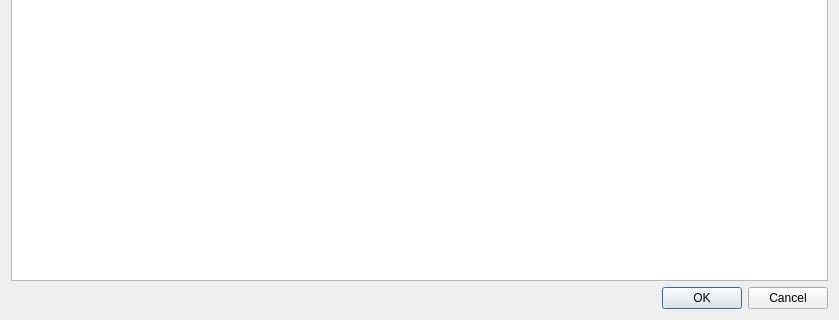
This is forms/dlgtrains.ui in eugene-pa/armdncqt as Qt 5 draws it before an edit; both pictures show x 0 to 839 and y 171 to 491 of the 839 by 491 pixel window. The edited form follows.
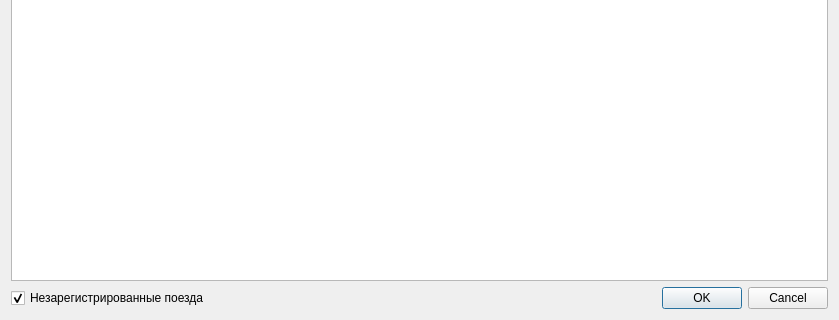
This is the edited form.

Diff of the .ui file:
```diff
--- a/forms/dlgtrains.ui
+++ b/forms/dlgtrains.ui
@@ -18,6 +18,18 @@
     <widget class="QTableWidget" name="tableTrains"/>
    </item>
    <item>
+    <layout class="QHBoxLayout" name="horizontalLayout">
+     <item>
+      <widget class="QCheckBox" name="checkBox">
+       <property name="text">
+        <string>Незарегистрированные поезда</string>
+       </property>
+       <property name="checked">
+        <bool>true</bool>
+       </property>
+      </widget>
+     </item>
+     <item>
     <widget class="QDialogButtonBox" name="buttonBox">
      <property name="orientation">
       <enum>Qt::Horizontal</enum>
@@ -26,6 +38,8 @@
       <set>QDialogButtonBox::Cancel|QDialogButtonBox::Ok</set>
      </property>
     </widget>
+     </item>
+    </layout>
    </item>
   </layout>
  </widget>
```
Lines whose indentation alone changed are shown as unchanged.
